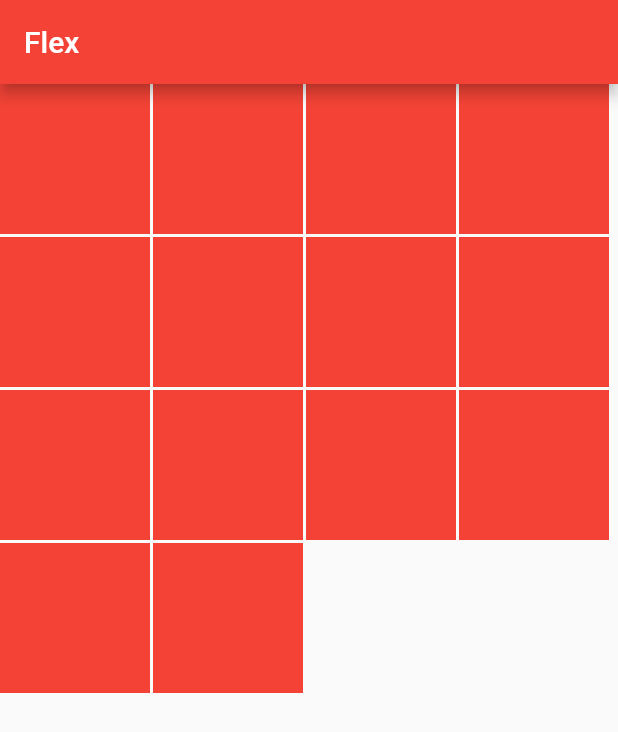
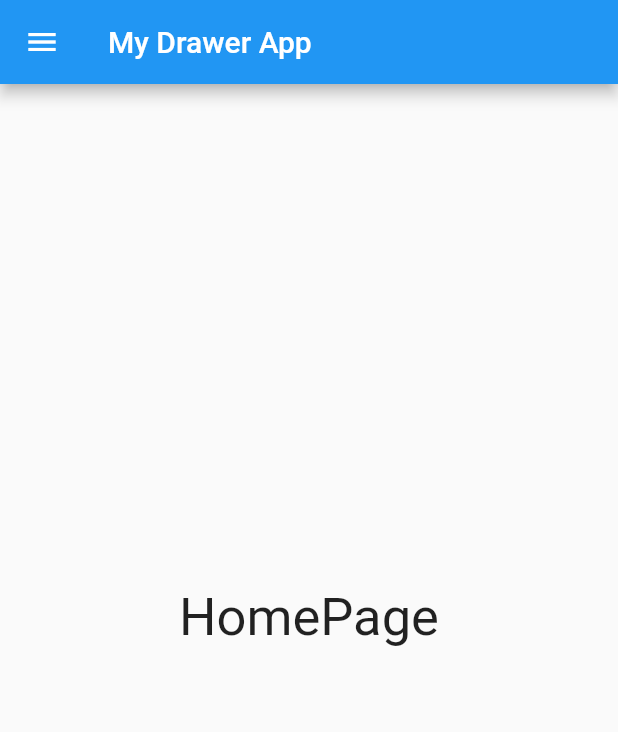
Before and after one commit to qdqdGit/flutter_demo, a Flutter app: the screen it shows after launch, on a phone screen of 412 x 824 dp. Shown: the top 732 px of the screen. Run offline on Flutter 3.47's test engine with Material 2 defaults, Android fonts, the phone set to English and light mode, and no system bars.

Commit message:
左抽屉式菜单

```diff
--- a/lib/main.dart
+++ b/lib/main.dart
@@ -1,132 +1,7 @@
 import 'package:flutter/material.dart';
-void main() => runApp(MyApp());
-
-class MyApp extends StatelessWidget {
-  // This widget is the root of your application.
-  @override
-  Widget build(BuildContext context) {
-    return MaterialApp(
-      title: 'Flutter Demo',
-      initialRoute: "/", //名为"/的路由作为home首页
-      theme: ThemeData(
-        primarySwatch: Colors.red,
-      ),
-//      onGenerateRoute: (RouteSettings settings){
-//        return MaterialPageRoute(builder: (context){
-//          String routeName = settings.name;
-//          print(routeName);
-//        });
-//      },
-      routes: {
-        "/":(context)=>MyHomePage(title: '装饰器演示'
-            ''),//注册首页路由
-      }
-    );
-  }
+import './pages/home_page.dart';
+void main(){
+  runApp(new MaterialApp(
+    home: new HomePgae(),
+  ));
 }
-
-class MyHomePage extends StatefulWidget {
-  MyHomePage({Key key, this.title}) : super(key: key);
-
-  // This widget is the home page of your application. It is stateful, meaning
-  // that it has a State object (defined below) that contains fields that affect
-  // how it looks.
-
-  // This class is the configuration for the state. It holds the values (in this
-  // case the title) provided by the parent (in this case the App widget) and
-  // used by the build method of the State. Fields in a Widget subclass are
-  // always marked "final".
-
-  final String title;
-
-  @override
-  _MyHomePageState createState() => _MyHomePageState();
-}
-
-class _MyHomePageState extends State<MyHomePage> {
-  @override
-  Widget build(BuildContext context) {
-    return Scaffold(
-      appBar: AppBar(
-        title: Text("Flex"),
-      ),
-      body: Wrap(
-        spacing: 2,
-        runSpacing: 2,
-        children: <Widget>[
-          Container(
-            height: 100,
-            width: 100,
-            color: Colors.red,
-          ),
-          Container(
-            height: 100,
-            width: 100,
-            color: Colors.red,
-          ),
-          Container(
-            height: 100,
-            width: 100,
-            color: Colors.red,
-          ),
-          Container(
-            height: 100,
-            width: 100,
-            color: Colors.red,
-          ),
-          Container(
-            height: 100,
-            width: 100,
-            color: Colors.red,
-          ),
-          Container(
-            height: 100,
-            width: 100,
-            color: Colors.red,
-          ),
-          Container(
-            height: 100,
-            width: 100,
-            color: Colors.red,
-          ),
-          Container(
-            height: 100,
-            width: 100,
-            color: Colors.red,
-          ),
-          Container(
-            height: 100,
-            width: 100,
-            color: Colors.red,
-          ),
-          Container(
-            height: 100,
-            width: 100,
-            color: Colors.red,
-          ),
-          Container(
-            height: 100,
-            width: 100,
-            color: Colors.red,
-          ),
-          Container(
-            height: 100,
-            width: 100,
-            color: Colors.red,
-          ),
-          Container(
-            height: 100,
-            width: 100,
-            color: Colors.red,
-          ),
-          Container(
-            height: 100,
-            width: 100,
-            color: Colors.red,
-          ),
-
-        ],
-      ),
-    );
-  }
-}
--- /dev/null
+++ b/lib/pages/home_page.dart
@@ -0,0 +1,119 @@
+import 'package:flutter/material.dart';
+import './other_page.dart';
+
+class HomePgae extends StatefulWidget{
+  @override
+  _HomePageState createState() => new _HomePageState();
+}
+
+class _HomePageState extends State<HomePgae>{
+  int _currentIndex = 0;
+  String mainProfilePicture = "https://desk-fd.zol-img.com.cn/t_s144x90c5/g5/M00/02/07/ChMkJlbKy5GIKHO3AAXx0E0tcL8AALIsgMfpwoABfHo739.jpg";
+  String otherProfilePicture = "https://desk-fd.zol-img.com.cn/t_s144x90c5/g5/M00/01/0D/ChMkJ1uYaZ-IKDkFAAR_I31LhRMAAroYwNnOnQABH87217.jpg";
+
+  final List<BottomNavigationBarItem> _list = <BottomNavigationBarItem>[
+    BottomNavigationBarItem(
+      icon: Icon(Icons.home),
+      title: Text('Home'),
+      //backgroundColor: Colors.orange
+    ),
+    BottomNavigationBarItem(
+      icon: Icon(Icons.book),
+      title: Text('Book'),
+      //backgroundColor: Colors.orange
+    ),
+    BottomNavigationBarItem(
+      icon: Icon(Icons.music_video),
+      title: Text('Music'),
+      //backgroundColor: Colors.orange
+    ),
+    BottomNavigationBarItem(
+      icon: Icon(Icons.movie),
+      title: Text('Movie'),
+      //backgroundColor: Colors.orange
+    ),
+  ];
+
+
+  void switchUser(){
+    String backupString = mainProfilePicture;
+    this.setState((){
+      mainProfilePicture = otherProfilePicture;
+      otherProfilePicture = backupString;
+    });
+  }
+
+  @override
+  Widget build(BuildContext context){
+    return new Scaffold(
+      appBar: new AppBar(title: new Text("My Drawer App")),
+      drawer: new Drawer(
+        child: new ListView(
+          children: <Widget>[
+            new UserAccountsDrawerHeader(
+                accountName:new Text("Flutter开发者"),
+                accountEmail: new Text("1042397515@qq.com"),
+                currentAccountPicture: new GestureDetector(
+                  onTap: () => print("点击事件"),
+                  child: new CircleAvatar(
+                    backgroundImage: new NetworkImage(mainProfilePicture),
+                  ),
+                ),
+              otherAccountsPictures: <Widget>[
+                new GestureDetector(
+                  onTap: () => switchUser(),
+                  child: new CircleAvatar(
+                    backgroundImage: new NetworkImage(otherProfilePicture),
+                  ),
+                )
+              ],
+              decoration: new BoxDecoration(
+                image: new DecorationImage(
+                  fit: BoxFit.fill, image: new NetworkImage("https://desk-fd.zol-img.com.cn/t_s208x130c5/g4/M00/0F/02/Cg-4zFT5Wj-IQxAKABhgu3KD_twAAWK_ANBmYUAGGDT047.jpg")
+                )
+              ),
+            ),
+            new ListTile(
+              title:new Text("常用组件"),
+              trailing: new Icon(Icons.arrow_upward),
+              onTap: (){
+                Navigator.of(context).pop();
+                Navigator.of(context).push(new MaterialPageRoute(builder: (BuildContext context) => new OtherPage("常用组件")));
+              },
+            ),
+            new ListTile(
+              title: new Text("项目实战"),
+              trailing: new Icon(Icons.arrow_right),
+              onTap: (){
+                Navigator.of(context).pop();
+                Navigator.of(context).push(new MaterialPageRoute(builder: (BuildContext context)=> new OtherPage("项目实战")));
+              },
+            ),
+            new Divider(),
+            new ListTile(
+              title: new Text("关闭"),
+              trailing: new Icon(Icons.cancel),
+              onTap: ()=> Navigator.of(context).pop(),
+            )
+          ],
+        ),
+      ),
+      body: new Center(
+        child: new Text("HomePage",style: new TextStyle(fontSize: 35.0),),
+      ),
+
+      bottomNavigationBar: BottomNavigationBar(
+        type: BottomNavigationBarType.shifting,
+        items: _list,
+        onTap: onTabTapped,
+        currentIndex: _currentIndex,
+      ),
+    );
+  }
+
+  void onTabTapped(int index){
+    setState(() {
+      _currentIndex = index;
+    });
+  }
+}
--- /dev/null
+++ b/lib/pages/other_page.dart
@@ -0,0 +1,16 @@
+import 'package:flutter/material.dart';
+
+class OtherPage extends StatelessWidget{
+  final String pageText;
+  OtherPage(this.pageText);
+
+  @override
+  Widget build(BuildContext context){
+    return new Scaffold(
+      appBar: new AppBar(title: new Text(pageText),),
+      body: new Center(
+        child: new Text(pageText),
+      ),
+    );
+  }
+}
```
Also changed, not shown: 1 other file.
